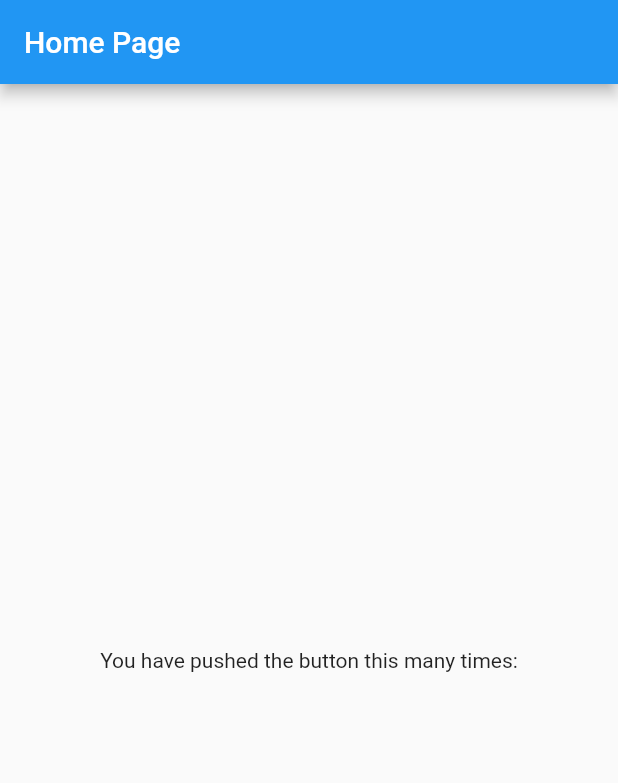
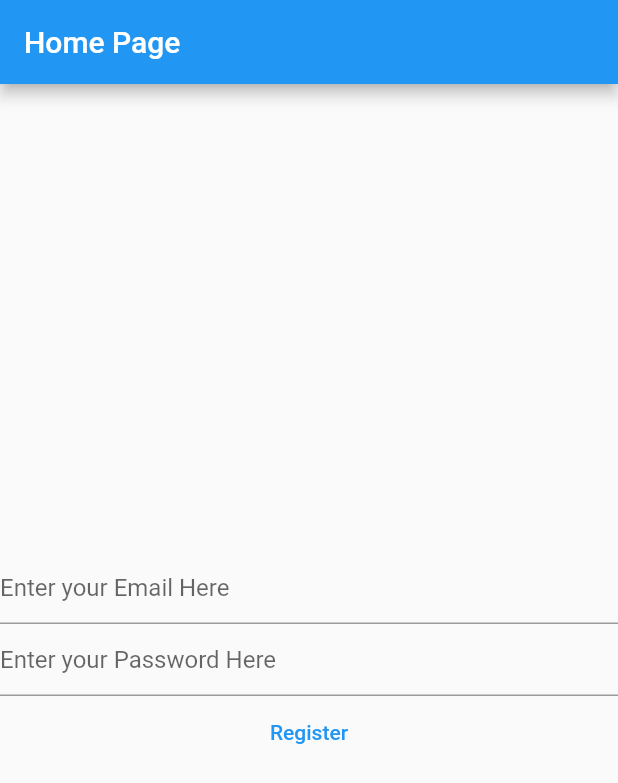
Before and after one commit to leomuko/Flutter-Notes-App, a Flutter app: the screen it shows after launch, on a phone screen of 412 x 824 dp. Shown: the top 783 px of the screen. Run offline on Flutter 3.47's test engine with Material 2 defaults, Android fonts, the phone set to English and light mode, and no system bars; our stand-ins replace firebase_auth, firebase_core; accounts and stored records are empty.

```diff
--- a/lib/main.dart
+++ b/lib/main.dart
@@ -1,4 +1,7 @@
+import 'package:firebase_core/firebase_core.dart';
 import 'package:flutter/material.dart';
+import 'package:firebase_auth/firebase_auth.dart';
+import 'firebase_options.dart';
 
 void main() {
   runApp(const MyApp());
@@ -13,15 +16,6 @@ class MyApp extends StatelessWidget {
     return MaterialApp(
       title: 'Notes App',
       theme: ThemeData(
-        // This is the theme of your application.
-        //
-        // Try running your application with "flutter run". You'll see the
-        // application has a blue toolbar. Then, without quitting the app, try
-        // changing the primarySwatch below to Colors.green and then invoke
-        // "hot reload" (press "r" in the console where you ran "flutter run",
-        // or simply save your changes to "hot reload" in a Flutter IDE).
-        // Notice that the counter didn't reset back to zero; the application
-        // is not restarted.
         primarySwatch: Colors.blue,
       ),
       home: const MyHomePage(title: 'Home Page'),
@@ -39,21 +33,64 @@ class MyHomePage extends StatefulWidget {
 }
 
 class _MyHomePageState extends State<MyHomePage> {
+  late final TextEditingController _email;
+  late final TextEditingController _password;
+
+  @override
+  void initState() {
+    _email = TextEditingController();
+    _password = TextEditingController();
+    super.initState();
+  }
+
+  @override
+  void dispose() {
+    _email.dispose();
+    _password.dispose();
+    super.dispose();
+  }
+
   @override
   Widget build(BuildContext context) {
     return Scaffold(
       appBar: AppBar(
         title: Text(widget.title),
       ),
-      body: Center(
-        child: Column(
-          mainAxisAlignment: MainAxisAlignment.center,
-          children: const <Widget>[
-            Text(
-              'You have pushed the button this many times:',
-            ),
-          ],
-        ),
+      body: Column(
+        mainAxisAlignment: MainAxisAlignment.center,
+        children: <Widget>[
+          TextField(
+            controller: _email,
+            keyboardType: TextInputType.emailAddress,
+            autocorrect: false,
+            enableSuggestions: false,
+            decoration:
+                const InputDecoration(hintText: "Enter your Email Here"),
+          ),
+          TextField(
+            controller: _password,
+            obscureText: true,
+            enableSuggestions: false,
+            autocorrect: false,
+            decoration:
+                const InputDecoration(hintText: "Enter your Password Here"),
+          ),
+          TextButton(
+              onPressed: () async {
+                await Firebase.initializeApp(
+                  options: DefaultFirebaseOptions.currentPlatform,
+                );
+
+                var email = _email.text;
+                var password = _password.text;
+
+                var credentials = FirebaseAuth.instance
+                    .createUserWithEmailAndPassword(
+                        email: email, password: password);
+                print(credentials);
+              },
+              child: const Text("Register"))
+        ],
       ),
     );
   }
--- a/pubspec.yaml
+++ b/pubspec.yaml
@@ -35,6 +35,7 @@ dependencies:
   # Use with the CupertinoIcons class for iOS style icons.
   cupertino_icons: ^1.0.2
   firebase_core: ^1.17.1
+  firebase_auth: ^3.3.19
 
 dev_dependencies:
   flutter_test:
```
Also changed, not shown: pubspec.lock.
